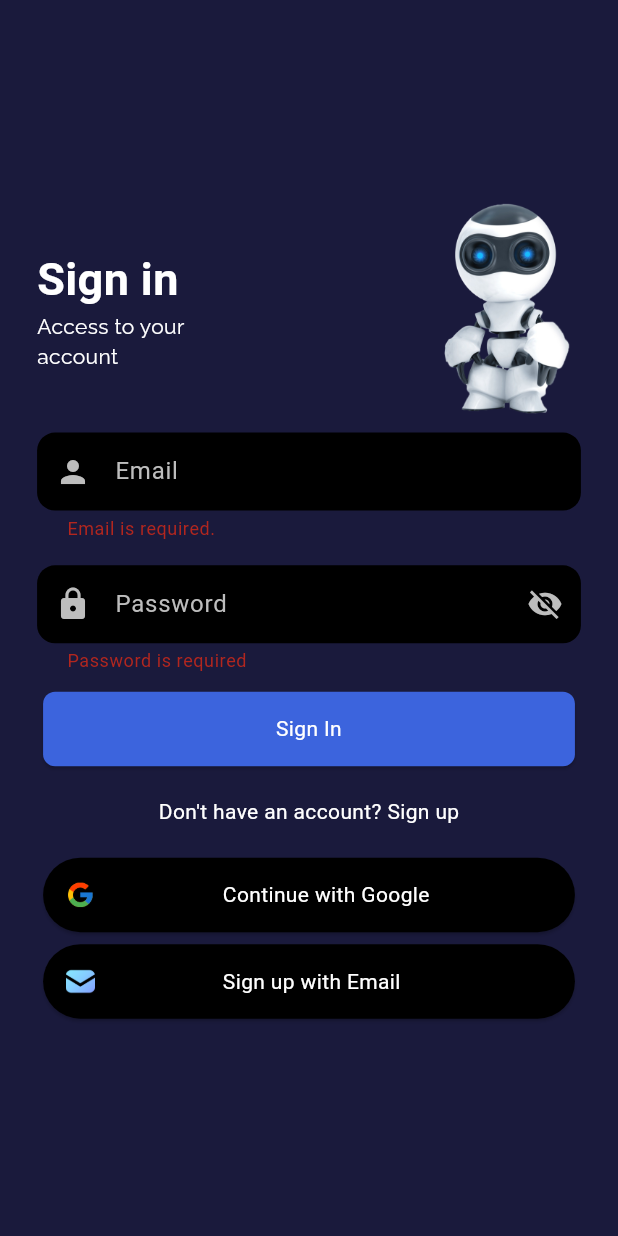
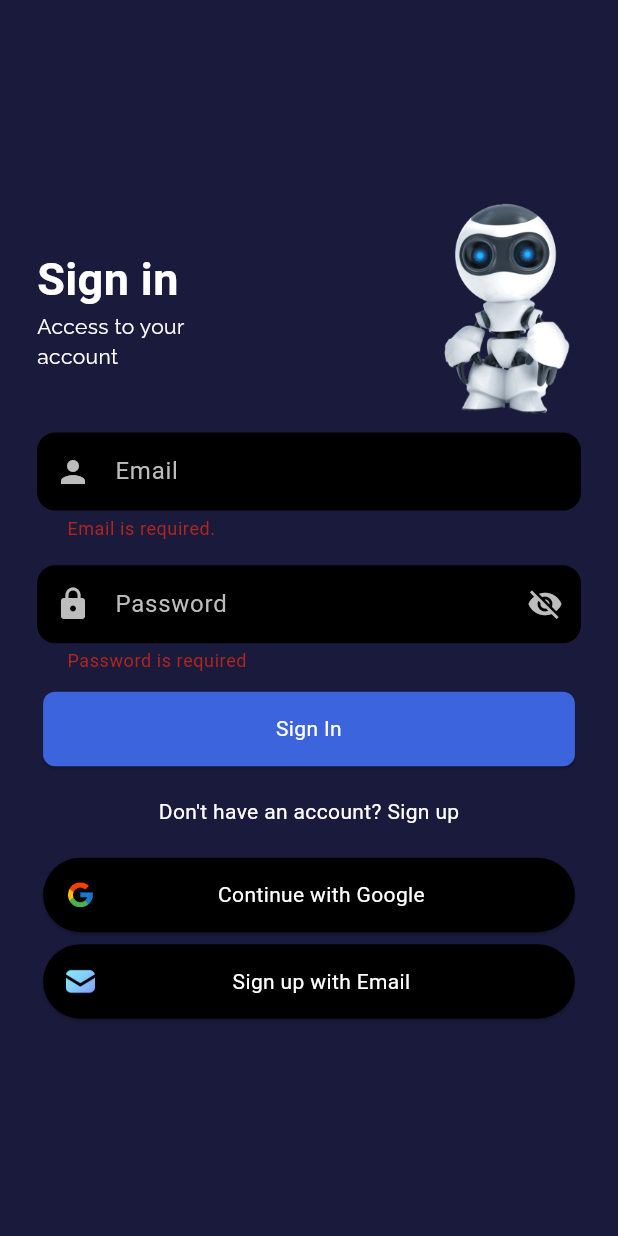
Before and after one commit to DevWahabBaloch/aibuddy, a Flutter app: the screen it shows after launch, after a tap on "Sign In", on a phone screen of 412 x 824 dp. Run offline on Flutter 3.47's test engine with Material 3 defaults, Android fonts, the phone set to English and light mode, and no system bars; our stand-ins replace cached_network_image, dio, firebase_auth, firebase_core, flutter_dotenv, flutter_gemini and 3 more; accounts and stored records are empty.

Commit message:
Responsiveness issue resolved

```diff
--- a/lib/app.dart
+++ b/lib/app.dart
@@ -1,5 +1,7 @@
 import 'package:aibuddy/features/auth/binding/auth_binding.dart';
+import 'package:aibuddy/features/auth/controller/auth_controller.dart';
 import 'package:aibuddy/features/auth/view/auth_page.dart';
+import 'package:aibuddy/features/chat_page/view/chat_screen.dart';
 import 'package:flutter/material.dart';
 import 'package:get/get.dart';
 
@@ -8,9 +10,8 @@ class MyApp extends StatelessWidget {
   @override
   Widget build(BuildContext context) {
     return GetMaterialApp(
-      debugShowCheckedModeBanner: false,
-      initialBinding: AuthBinding(),
-      home: const AuthPage(),
-    );
+        debugShowCheckedModeBanner: false,
+        initialBinding: AuthBinding(),
+        home: Get.find<AuthController>().user.value != null ? const ChatScreen() : const AuthPage());
   }
 }
--- a/lib/core/widgets/buttons/app_button.dart
+++ b/lib/core/widgets/buttons/app_button.dart
@@ -103,7 +103,6 @@ class _IconTextButton extends StatelessWidget {
       onTap: onPressed,
       borderRadius: BorderRadius.circular(borderRadius ?? 8),
       child: SizedBox(
-        width: double.infinity,
         height: height * 0.07,
         child: Card(
           color: buttonColor ?? AppColors.buttonColor,
@@ -114,12 +113,16 @@ class _IconTextButton extends StatelessWidget {
             mainAxisAlignment: MainAxisAlignment.start,
             children: [
               prefixIcon,
-              SizedBox(width: width * 0.17),
-              Text(
-                title,
-                style: GoogleFonts.roboto(color: AppColors.secondary),
-                textAlign: TextAlign.center,
+              Expanded(
+                child: Center(
+                  child: Text(
+                    title,
+                    style: GoogleFonts.roboto(color: AppColors.secondary),
+                    textAlign: TextAlign.center,
+                  ),
+                ),
               ),
+              SizedBox(width: width * 0.08)
             ],
           ),
         ),
--- a/lib/features/auth/controller/auth_controller.dart
+++ b/lib/features/auth/controller/auth_controller.dart
@@ -9,7 +9,7 @@ import 'package:flutter/material.dart';
 import 'package:get/get.dart';
 
 class AuthController extends GetxController {
-  FirebaseAuth auth = FirebaseAuth.instance;
+  final FirebaseAuth _auth = FirebaseAuth.instance;
   Rx<User?> user = Rx<User?>(FirebaseAuth.instance.currentUser);
   final emailController = TextEditingController().obs;
   final passwordController = TextEditingController().obs;
@@ -18,7 +18,7 @@ class AuthController extends GetxController {
 
   Future<bool> signInWithEmailPassword({required String email, required String password}) async {
     try {
-      await auth.signInWithEmailAndPassword(email: email, password: password);
+      await _auth.signInWithEmailAndPassword(email: email, password: password);
       return true;
     } catch (e) {
       log("Error during sign in: $e");
--- a/lib/main.dart
+++ b/lib/main.dart
@@ -1,9 +1,12 @@
 import 'package:aibuddy/app.dart';
+import 'package:aibuddy/features/auth/controller/auth_controller.dart';
 import 'package:flutter/material.dart';
 import 'package:flutter/services.dart';
 import 'package:firebase_core/firebase_core.dart';
 import 'package:flutter_dotenv/flutter_dotenv.dart';
 import 'package:flutter_gemini/flutter_gemini.dart';
+import 'package:get/get.dart';
+import 'package:get/get_core/src/get_main.dart';
 import 'firebase_options.dart';
 
 void main() async {
@@ -12,6 +15,8 @@ void main() async {
   await Firebase.initializeApp(
     options: DefaultFirebaseOptions.currentPlatform,
   );
+
+  Get.put(AuthController());
   SystemChrome.setSystemUIOverlayStyle(
     const SystemUiOverlayStyle(statusBarColor: Colors.transparent),
   );
--- a/pubspec.yaml
+++ b/pubspec.yaml
@@ -45,10 +45,10 @@ dependencies:
   google_sign_in: ^6.2.2
   cloud_firestore: ^5.6.5
   firebase_storage: ^12.4.4
-  chat_gpt_sdk: ^3.1.4
   flutter_gemini: ^3.0.0
   dio: ^5.8.0+1
   flutter_bloc: ^9.1.0
+  shared_preferences: ^2.5.2
 
 dev_dependencies:
   flutter_test:
```
Also changed, not shown: pubspec.lock, 1 other file.
